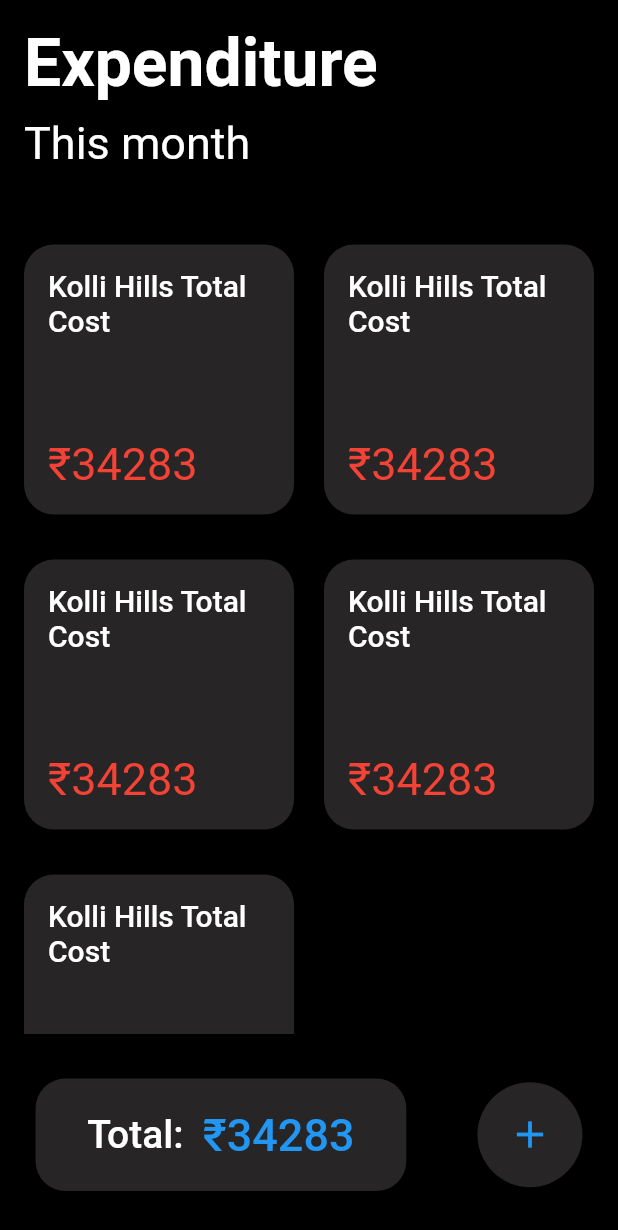
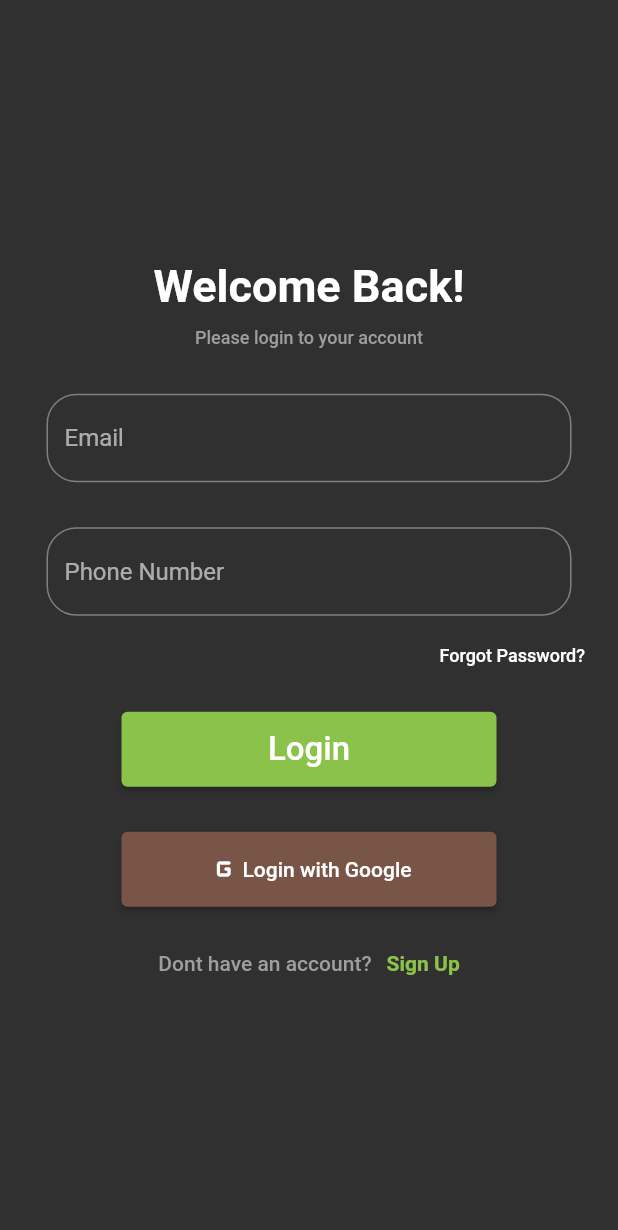
Before and after one commit to Rohan-Swift/DeX, a Flutter app: the screen it shows after launch, on a phone screen of 412 x 824 dp. Shown: the top 1230 px of the screen. Run offline on Flutter 3.47's test engine with Material 2 defaults, Android fonts, the phone set to English and light mode, and no system bars; our stand-ins replace cloud_firestore, firebase_auth, firebase_core, get, pinput; missing offline and left inert: dart:ffi; accounts and stored records are empty.

Commit message:
login page

```diff
--- a/lib/main.dart
+++ b/lib/main.dart
@@ -1,4 +1,5 @@
 import 'package:expenditure/ui/home_screen.dart';
+import 'package:expenditure/ui/login.dart';
 import 'package:expenditure/utils/theme.dart';
 import 'package:firebase_core/firebase_core.dart';
 import 'package:flutter/material.dart';
@@ -17,7 +18,7 @@ class MyApp extends StatelessWidget {
     return GetMaterialApp(
       debugShowCheckedModeBanner: false,
       theme: T1.themeData(),
-      home: const HomeScreen(),
+      home: const Login(),
     );
   }
 }
--- a/lib/ui/home_screen.dart
+++ b/lib/ui/home_screen.dart
@@ -1,3 +1,4 @@
+import 'package:expenditure/controllers/firebase_controller.dart';
 import 'package:flutter/material.dart';
 import 'package:get/get.dart';
 import 'details_screen.dart';
@@ -10,6 +11,8 @@ class HomeScreen extends StatefulWidget {
 }
 
 class _HomeScreenState extends State<HomeScreen> {
+  final fb = Get.put(FirebaseController());
+
   @override
   Widget build(BuildContext context) {
     var w = MediaQuery.of(context).size.width;
@@ -52,6 +55,8 @@ class _HomeScreenState extends State<HomeScreen> {
                     itemBuilder: (context, index) {
                       return InkWell(
                         onTap: () {
+                          fb.items.bindStream(fb.connectToItems(
+                              "UpSf8DEwZZ3iNEuOScAt"));
                           Get.to(() => const DetailsScreen());
                         },
                         child: Container(
--- /dev/null
+++ b/lib/ui/login.dart
@@ -0,0 +1,215 @@
+import 'package:expenditure/ui/otp.dart';
+import 'package:flutter/material.dart';
+import 'package:get/get.dart';
+
+class Login extends StatefulWidget {
+  const Login({super.key});
+
+  @override
+  State<Login> createState() => _LoginState();
+}
+
+class _LoginState extends State<Login> {
+  final TextEditingController _emailController = TextEditingController();
+  final FocusNode _emailNode = FocusNode();
+  final TextEditingController _phoneController = TextEditingController();
+  final FocusNode _phoneNode = FocusNode();
+
+  @override
+  Widget build(BuildContext context) {
+    return GestureDetector(
+      onTap: () {
+        _phoneNode.unfocus();
+      },
+      child: SafeArea(
+        child: Scaffold(
+          body: Padding(
+            padding: const EdgeInsets.all(22.0),
+            child: Center(
+              child: Column(
+                mainAxisAlignment: MainAxisAlignment.center,
+                children: [
+                  const Text(
+                    'Welcome Back!',
+                    style: TextStyle(fontWeight: FontWeight.bold, fontSize: 30),
+                  ),
+                  const SizedBox(
+                    height: 10,
+                  ),
+                  const Text(
+                    'Please login to your account',
+                    style: TextStyle(fontSize: 12, color: Colors.grey),
+                  ),
+                  const SizedBox(
+                    height: 30,
+                  ),
+                  SizedBox(
+                    width: 350,
+                    child: TextFormField(
+                      controller: _emailController,
+                      focusNode: _emailNode,
+                      keyboardType: TextInputType.emailAddress,
+                      decoration: const InputDecoration(
+                        hintText: 'Email',
+                        border: OutlineInputBorder(
+                          borderRadius: BorderRadius.all(
+                            Radius.circular(20),
+                          ),
+                        ),
+                      ),
+                    ),
+                  ),
+                  const SizedBox(
+                    height: 30,
+                  ),
+                  SizedBox(
+                    width: 350,
+                    child: TextFormField(
+                      controller: _phoneController,
+                      focusNode: _phoneNode,
+                      keyboardType: TextInputType.phone,
+                      decoration: const InputDecoration(
+                        hintText: 'Phone Number',
+                        border: OutlineInputBorder(
+                          borderRadius: BorderRadius.all(
+                            Radius.circular(20),
+                          ),
+                        ),
+                      ),
+                    ),
+                  ),
+                  const SizedBox(
+                    height: 20,
+                  ),
+                  Row(
+                    mainAxisAlignment: MainAxisAlignment.end,
+                    children: const [
+                      Text(
+                        'Forgot Password?',
+                        style: TextStyle(fontSize: 12),
+                      ),
+                    ],
+                  ),
+                  const SizedBox(
+                    height: 30,
+                  ),
+                  SizedBox(
+                    width: 250,
+                    height: 50,
+                    child: ElevatedButton(
+                      style: const ButtonStyle(
+                        backgroundColor:
+                            MaterialStatePropertyAll(Colors.lightGreen),
+                      ),
+                      onPressed: () {
+                        Get.to(
+                          () => OtpScreen(phoneNumber: _phoneController.text),
+                        );
+                      },
+                      child: const Text(
+                        'Login',
+                        style: TextStyle(fontSize: 22),
+                      ),
+                    ),
+                  ),
+                  const SizedBox(
+                    height: 30,
+                  ),
+                  SizedBox(
+                    width: 250,
+                    height: 50,
+                    child: ElevatedButton(
+                      style: const ButtonStyle(
+                        backgroundColor: MaterialStatePropertyAll(Colors.brown),
+                      ),
+                      onPressed: () {},
+                      child: Row(
+                        mainAxisAlignment: MainAxisAlignment.center,
+                        children: const [
+                          Icon(
+                            Icons.g_mobiledata_rounded,
+                          ),
+                          Text('Login with Google')
+                        ],
+                      ),
+                    ),
+                  ),
+                  const SizedBox(
+                    height: 30,
+                  ),
+                  Row(
+                    mainAxisAlignment: MainAxisAlignment.center,
+                    children: const [
+                      Text(
+                        'Dont have an account?',
+                        style: TextStyle(fontSize: 14, color: Colors.grey),
+                      ),
+                      SizedBox(
+                        width: 10,
+                      ),
+                      Text(
+                        'Sign Up',
+                        style: TextStyle(
+                            fontSize: 14,
+                            fontWeight: FontWeight.bold,
+                            color: Colors.lightGreen),
+                      )
+                    ],
+                  )
+                ],
+              ),
+            ),
+          ),
+        ),
+      ),
+    );
+  }
+}
+
+// Column(
+//           crossAxisAlignment: CrossAxisAlignment.center,
+//           mainAxisAlignment: MainAxisAlignment.center,
+//           children: [
+//             TextFormField(
+//               controller: _phoneController,
+//               focusNode: _phoneNode,
+//               autofillHints: const [AutofillHints.telephoneNumberLocalSuffix],
+//               keyboardType: TextInputType.phone,
+//               style: const TextStyle(
+//                   fontSize: 16,
+//                   color: Colors.white,
+//                   fontWeight: FontWeight.normal,
+//                   letterSpacing: 10),
+//               maxLength: 10,
+//               decoration: InputDecoration(
+//                 counterText: '',
+//                 focusColor: Colors.transparent,
+//                 filled: true,
+//                 fillColor: const Color(0xff1E1F20),
+//                 border: OutlineInputBorder(
+//                   borderRadius: BorderRadius.circular(8),
+//                   borderSide:
+//                       const BorderSide(width: 0, style: BorderStyle.none),
+//                 ),
+//                 prefixIcon: Icon(
+//                   Icons.phone_outlined,
+//                   color: Theme.of(context).primaryColor,
+//                 ),
+//                 hintText: "Enter your phone number",
+//                 hintStyle: const TextStyle(
+//                     fontSize: 16, color: Color(0xff767676), letterSpacing: 1),
+//               ),
+//             ),
+//             const SizedBox(
+//               height: 30,
+//             ),
+//             InkWell(
+//               onTap: () {
+//                 Get.to(
+//                   () => OtpScreen(phoneNumber: _phoneController.text),
+//                 );
+//               },
+//               child: Text('Proceed '),
+//             ),
+//           ],
+//         ),
--- a/pubspec.yaml
+++ b/pubspec.yaml
@@ -34,6 +34,9 @@ dependencies:
   get: ^4.6.5
   firebase_core: ^2.9.0
   cloud_firestore: ^4.5.0
+  firebase_auth: ^4.4.2
+  pinput: ^2.2.31
+
 
 
   # The following adds the Cupertino Icons font to your application.
```
Also changed, not shown: lib/controllers/firebase_controller.dart (+8 -3 lines), lib/controllers/list_controller.dart (+5 -5 lines), lib/ui/details_screen.dart (+94 -40 lines), lib/ui/otp.dart (added, +153 -0 lines), pubspec.lock, 6 other files.
